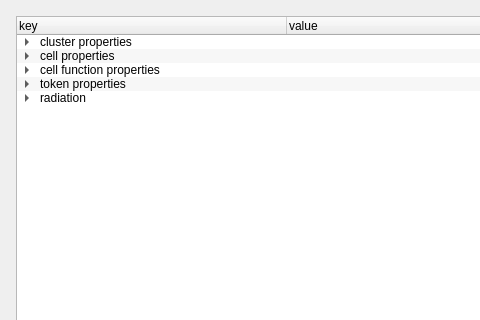
First picture: the form in source/Gui/SimulationParametersDialog.ui, repository chrxh/alien, before the edit; both pictures show x 0 to 480 and y 0 to 320 of the 775 by 539 pixel window.
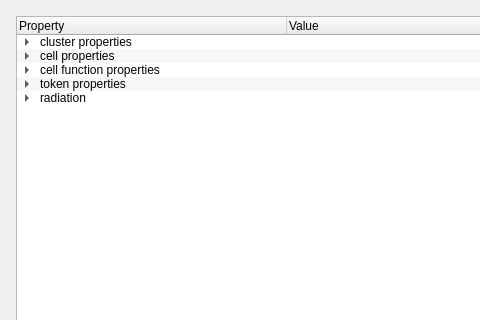
Second picture: the form after the edit.

What changed in the file:
```diff
--- a/source/Gui/SimulationParametersDialog.ui
+++ b/source/Gui/SimulationParametersDialog.ui
@@ -58,12 +58,12 @@
      </attribute>
      <column>
       <property name="text">
-       <string>key</string>
+       <string>Property</string>
       </property>
      </column>
      <column>
       <property name="text">
-       <string>value</string>
+       <string>Value</string>
       </property>
      </column>
      <item>
```
Left out of the diff: 2 changed lines with no effect on the pictures.
